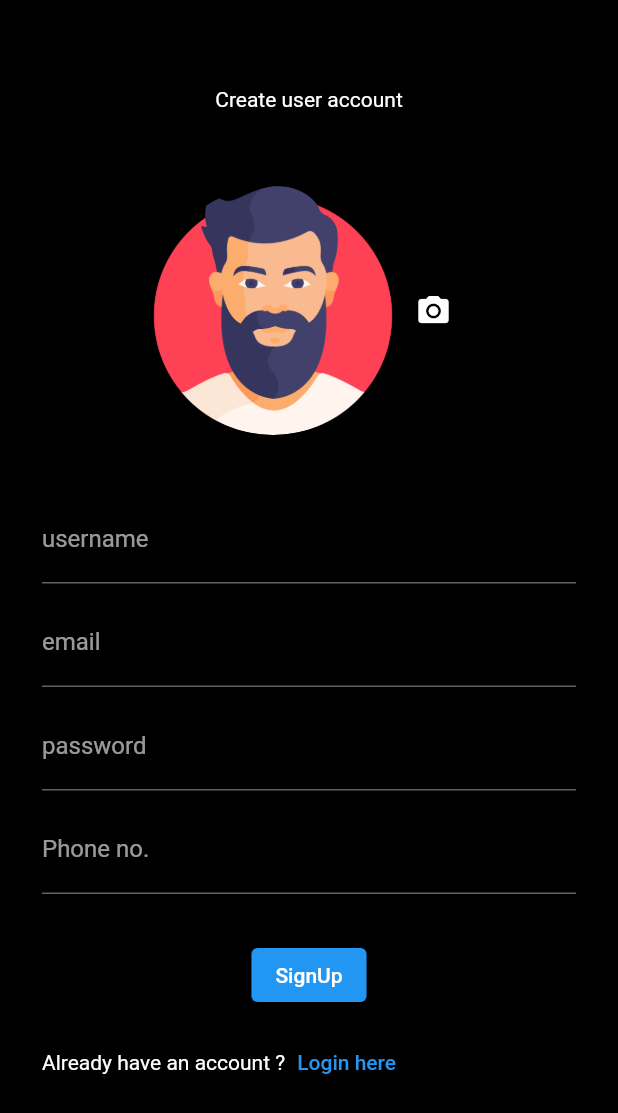
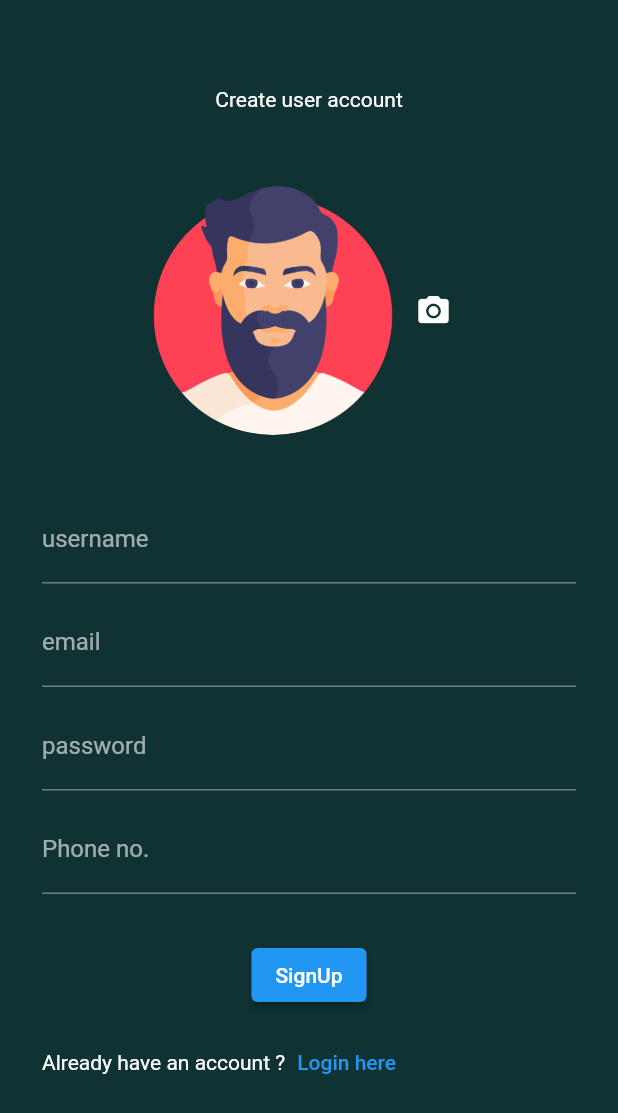
Before and after one commit to bhavesh982/Ridex_owner, a Flutter app: the screen it shows after launch, after a tap on "Create here", on a phone screen of 412 x 824 dp. Shown: the top 1113 px of the screen. Run offline on Flutter 3.47's test engine with Material 2 defaults, Android fonts, the phone set to English and light mode, and no system bars; our stand-ins replace connectivity_plus, firebase_auth, firebase_core, firebase_database, firebase_storage, image_picker; accounts and stored records are empty.

Commit message:
updates of ui

```diff
--- a/lib/authentication/login_screen.dart
+++ b/lib/authentication/login_screen.dart
@@ -75,6 +75,7 @@ class _LoginScreenState extends State<LoginScreen> {
   @override
   Widget build(BuildContext context) {
     return Scaffold(
+      backgroundColor: mainTheme,
       body: SingleChildScrollView(
         child: Padding(
           padding: const EdgeInsets.all(8.0),
@@ -111,8 +112,9 @@ class _LoginScreenState extends State<LoginScreen> {
                       height: 10,
                     ),
                     ElevatedButton(onPressed: (){
-                      checkInternetConnection();
-                    }, child: const Text("Login")),
+                                            checkInternetConnection();
+                    },
+                        child: const Text("Login")),
                     const SizedBox(
                       height: 10,
                     ),
--- a/lib/global/global_var.dart
+++ b/lib/global/global_var.dart
@@ -1,5 +1,11 @@
+import 'dart:ui';
+
 String userName="";
 Future<String> downloadRef="" as Future<String>;
+String imgURL="";
 String imgURL1="";
 String imgURL2="";
 String imgURL3="";
+
+//UI Themes
+Color mainTheme=const Color(0xff103232);
```
Also changed, not shown: lib/authentication/signup_screen.dart (+23 -1 lines).
